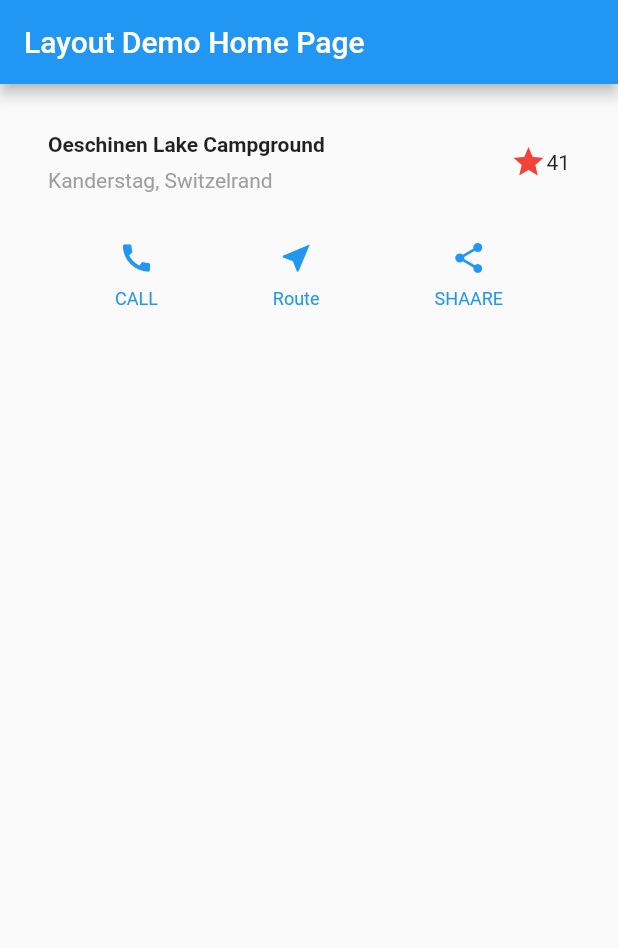
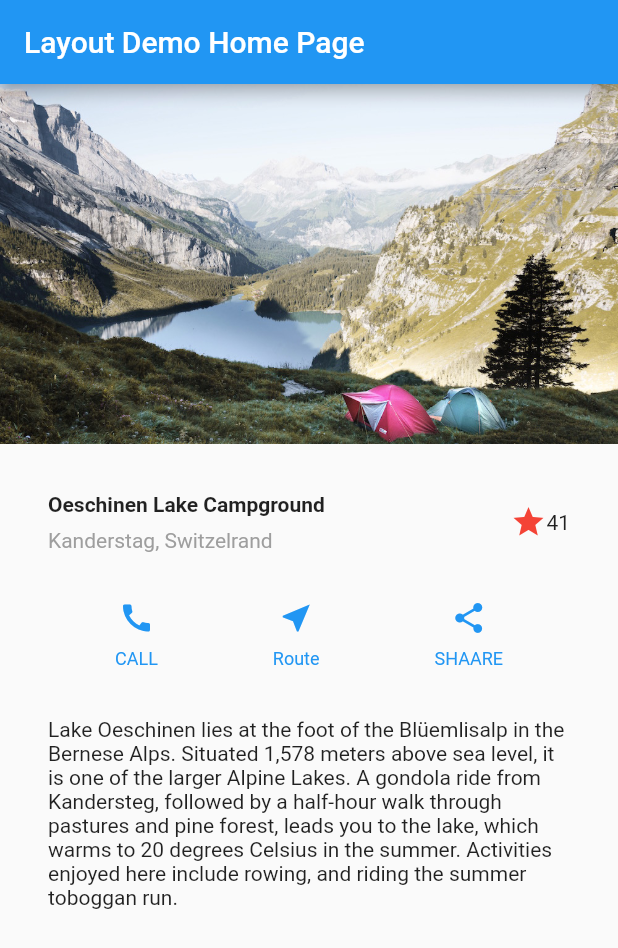
Before and after one commit to szarasowa/layout_tutorial_flutter, a Flutter app: the screen it shows after launch, on a phone screen of 412 x 824 dp. Shown: the top 948 px of the screen. Run offline on Flutter 3.47's test engine with Material 2 defaults, Android fonts, the phone set to English and light mode, and no system bars.

Commit message:
That’s it!

```diff
--- a/lib/main.dart
+++ b/lib/main.dart
@@ -64,15 +64,36 @@ class MyApp extends StatelessWidget {
       ),
     );
 
+    Widget textSection = Container(
+      padding: const EdgeInsets.all(32),
+
+      child: Text(
+        'Lake Oeschinen lies at the foot of the Blüemlisalp in the Bernese '
+        'Alps. Situated 1,578 meters above sea level, it is one of the '
+        'larger Alpine Lakes. A gondola ride from Kandersteg, followed by a '
+        'half-hour walk through pastures and pine forest, leads you to the '
+        'lake, which warms to 20 degrees Celsius in the summer. Activities '
+        'enjoyed here include rowing, and riding the summer toboggan run.',
+        softWrap: true,
+      ),
+    );
+
     return MaterialApp(
       title: 'Flutter Layout Demo',
       home: Scaffold(
         appBar: AppBar(title: Text('Layout Demo Home Page'),),
 
-        body: Column(
+        body: ListView(
           children: [
+            Image.asset(
+              'images/lake.jpg',
+              width: 600,
+              height: 240,
+              fit: BoxFit.cover,
+            ),
             titleSection,
             buttonSection,
+            textSection,
           ],
         )
       ),
--- a/pubspec.yaml
+++ b/pubspec.yaml
@@ -40,6 +40,9 @@ flutter:
   # the material Icons class.
   uses-material-design: true
 
+  assets:
+    - images/lake.jpg
+
   # To add assets to your application, add an assets section, like this:
   # assets:
   #  - images/a_dot_burr.jpeg
```
Also changed, not shown: images/lake.jpg (added).
